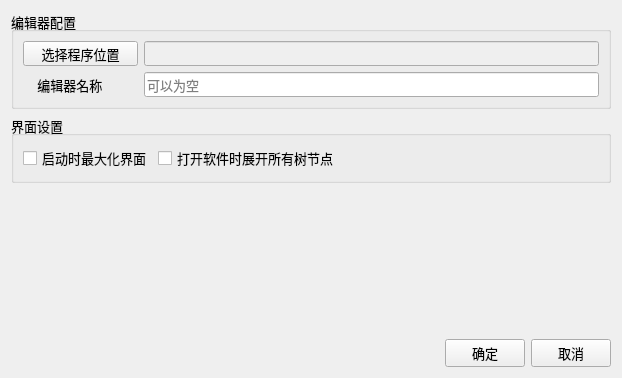
Above: PathManagerPlus/ui/config_form.ui from suifengpiaoyang/PathManagerPlus before the change. Below: the same form after it.
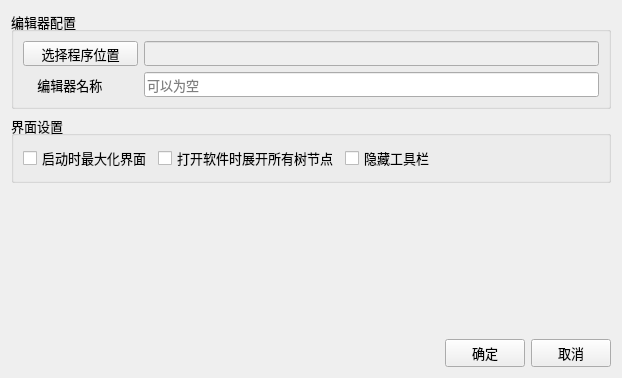
That is the form after the change.

Commit message: 增加配置项：隐藏工具栏功能

Diff of the .ui file:
```diff
--- a/PathManagerPlus/ui/config_form.ui
+++ b/PathManagerPlus/ui/config_form.ui
@@ -108,6 +108,13 @@
         </property>
        </widget>
       </item>
+      <item>
+       <widget class="QCheckBox" name="hideToolbar">
+        <property name="text">
+         <string>隐藏工具栏</string>
+        </property>
+       </widget>
+      </item>
       <item>
        <spacer name="horizontalSpacer_2">
         <property name="orientation">
```
The commit also changes 1 other file.
